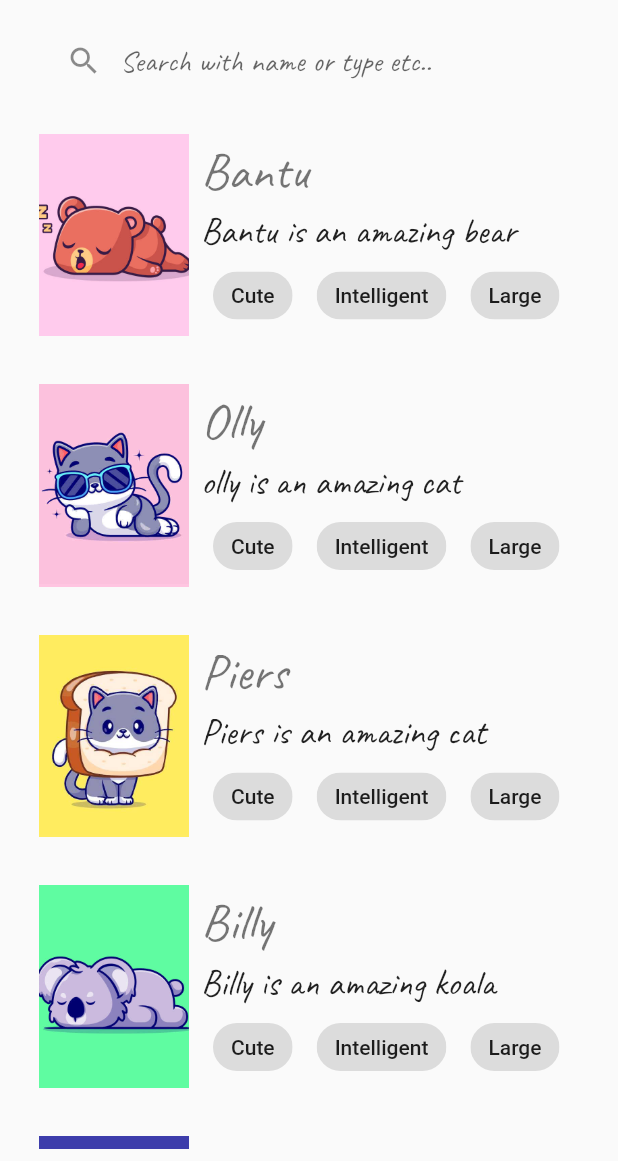
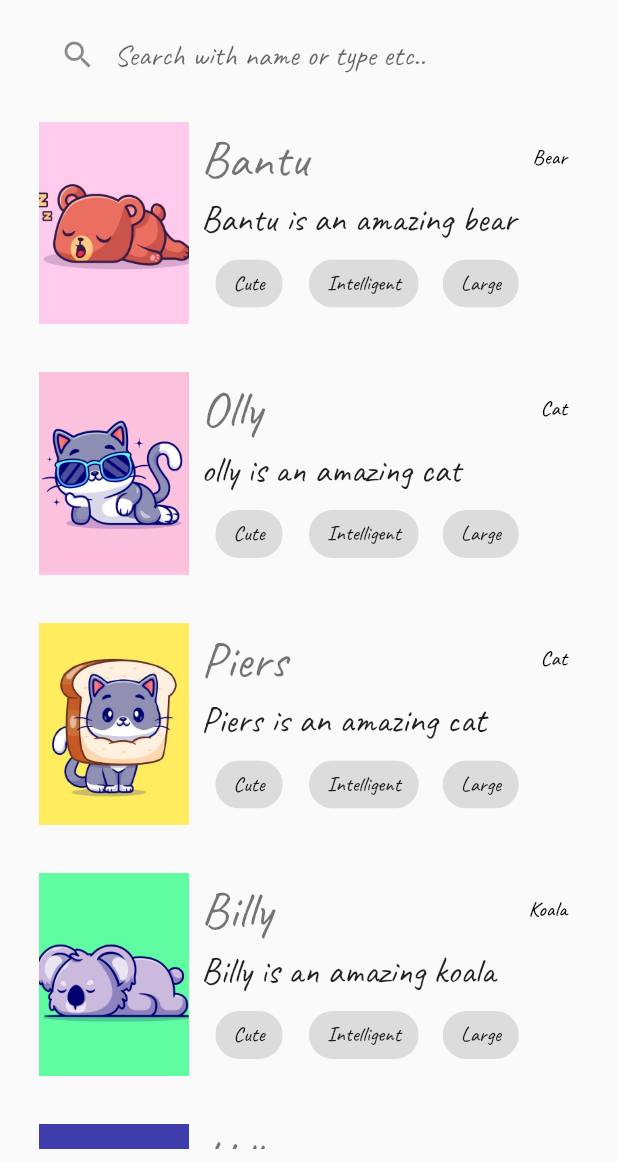
Before and after one commit to harshapulikollu/pet_adoption, a Flutter app: the screen it shows after launch, on a phone screen of 412 x 824 dp, the part 75-1236 px from its top. Run offline on Flutter 3.47's test engine with Material 2 defaults, Android fonts, the phone set to English and light mode, and no system bars; our stand-ins replace bloc, confetti, equatable, flutter_bloc, google_fonts, hive and 2 more; missing offline and left inert: neopop; accounts and stored records are empty.

Commit message:
Code clean

```diff
--- a/lib/main.dart
+++ b/lib/main.dart
@@ -1,21 +1,22 @@
-import 'dart:ui';
 
 import 'package:flutter/material.dart';
 import 'package:flutter/services.dart';
 import 'package:hive_flutter/hive_flutter.dart';
-import 'package:pet_adoption_hn/pages/details.dart';
-import 'package:pet_adoption_hn/pages/history.dart';
-import 'package:pet_adoption_hn/pages/home.dart';
-import 'package:pet_adoption_hn/pages/image_viewer.dart';
-import 'package:pet_adoption_hn/pages/settings.dart';
-import 'package:flutter_bloc/flutter_bloc.dart';
-import 'package:pet_adoption_hn/provider/get_pets_provider.dart';
-import 'package:pet_adoption_hn/repository/get_pets_repository.dart';
 
-import 'cubit/home_cubit.dart';
 import 'model/pet.dart';
+import 'my_app.dart';
 
 Future<void> main() async {
+  await _initHive();
+
+  SystemChrome.setSystemUIOverlayStyle(const SystemUiOverlayStyle(
+    systemNavigationBarColor: Colors.transparent,
+    statusBarColor: Colors.transparent,
+  ));
+  runApp(const MyApp());
+}
+
+Future<void> _initHive() async {
   await Hive.initFlutter();
   Hive
     ..registerAdapter(PetsAdapter())
@@ -27,44 +28,7 @@
     ..registerAdapter(AddressAdapter())
     ..registerAdapter(EnvironmentAdapter())
     ..registerAdapter(PhotoAdapter());
+
   await Hive.openBox('app_settings');
   await Hive.openBox('adopted_pets');
-        Hive.box('adopted_pets').clear();
-  SystemChrome.setSystemUIOverlayStyle(const SystemUiOverlayStyle(
-    systemNavigationBarColor: Colors.transparent,
-    statusBarColor: Colors.transparent,
-  ));
-  runApp(const MyApp());
 }
-
-class MyApp extends StatelessWidget {
-  const MyApp({super.key});
-
-  @override
-  Widget build(BuildContext context) {
-    debugPrint('max width: ${window.physicalSize.width}');
-    return ValueListenableBuilder(
-        valueListenable: Hive.box('app_settings').listenable(),
-        builder: (context, box, child) {
-          final isDarkMode = box.get('isDarkModeEnabled', defaultValue: false);
-          return BlocProvider(
-            create: (context) => HomeCubit(
-                getPetsProvider:
-                    GetPetsImp(getPetsRepository: GetPetsRepositoryImp())),
-            child: MaterialApp(
-              title: 'Pet Adoption App',
-              debugShowCheckedModeBanner: false,
-              theme: isDarkMode ? ThemeData.dark() : ThemeData(),
-              initialRoute: '/',
-              routes: {
-                '/': (context) => const HomePage(),
-                '/details': (context) => const DetailsPage(),
-                '/settings': (context) => const SettingsPage(),
-                '/adoptionHistory': (context) => const HistoryPage(),
-                '/imageViewer': (context) => const ImageViewer()
-              },
-            ),
-          );
-        });
-  }
-}
--- /dev/null
+++ b/lib/my_app.dart
@@ -0,0 +1,43 @@
+import 'package:flutter/material.dart';
+import 'package:flutter_bloc/flutter_bloc.dart';
+import 'package:hive_flutter/hive_flutter.dart';
+import 'package:pet_adoption_hn/pages/details.dart';
+import 'package:pet_adoption_hn/pages/history.dart';
+import 'package:pet_adoption_hn/pages/home.dart';
+import 'package:pet_adoption_hn/pages/image_viewer.dart';
+import 'package:pet_adoption_hn/pages/settings.dart';
+import 'package:pet_adoption_hn/provider/get_pets_provider.dart';
+import 'package:pet_adoption_hn/repository/get_pets_repository.dart';
+
+import 'cubit/home_cubit.dart';
+
+class MyApp extends StatelessWidget {
+  const MyApp({super.key});
+
+  @override
+  Widget build(BuildContext context) {
+    return ValueListenableBuilder(
+        valueListenable: Hive.box('app_settings').listenable(),
+        builder: (context, box, child) {
+          final isDarkMode = box.get('isDarkModeEnabled', defaultValue: false);
+          return BlocProvider(
+            create: (context) => HomeCubit(
+                getPetsProvider:
+                    GetPetsImp(getPetsRepository: GetPetsRepositoryImp())),
+            child: MaterialApp(
+              title: 'Pet Adoption App',
+              debugShowCheckedModeBanner: false,
+              theme: isDarkMode ? ThemeData.dark() : ThemeData.light(),
+              initialRoute: '/',
+              routes: {
+                '/': (context) => const HomePage(),
+                '/details': (context) => const DetailsPage(),
+                '/settings': (context) => const SettingsPage(),
+                '/adoptionHistory': (context) => const HistoryPage(),
+                '/imageViewer': (context) => const ImageViewer()
+              },
+            ),
+          );
+        });
+  }
+}
--- a/lib/utils/fake_pets_data.dart
+++ b/lib/utils/fake_pets_data.dart
@@ -1,8 +1,8 @@
 Map<String, dynamic> fakePetsData = {"pets": [
   {
     "id": 1,
-    "type": "bear",
-    "species": "bear",
+    "type": "Bear",
+    "species": "Bear",
     "breeds": {
       "primary": "Akita",
       "secondary": null,
@@ -1927,10 +1927,10 @@
     "description": "Lucy is an amazing koala",
     "photos": [
       {
-        "small": "assets/pets/Koala2.jpg",
-        "medium": "assets/pets/Koala2.jpg",
-        "large": "assets/pets/Koala2.jpg",
-        "full": "assets/pets/Koala2.jpg"
+        "small": "assets/pets/koala2.jpg",
+        "medium": "assets/pets/koala2.jpg",
+        "large": "assets/pets/koala2.jpg",
+        "full": "assets/pets/koala2.jpg"
       }
     ],
     "status": "adoptable",
@@ -3617,10 +3617,10 @@
     "description": "Phoebe is an amazing koala",
     "photos": [
       {
-        "small": "assets/pets/Koala2.jpg",
-        "medium": "assets/pets/Koala2.jpg",
-        "large": "assets/pets/Koala2.jpg",
-        "full": "assets/pets/Koala2.jpg"
+        "small": "assets/pets/koala2.jpg",
+        "medium": "assets/pets/koala2.jpg",
+        "large": "assets/pets/koala2.jpg",
+        "full": "assets/pets/koala2.jpg"
       }
     ],
     "status": "adoptable",
--- a/lib/widgets/custom_card.dart
+++ b/lib/widgets/custom_card.dart
@@ -16,7 +16,7 @@
       child: ValueListenableBuilder(
           valueListenable: Hive.box('app_settings').listenable(),
           builder: (context, box, child1) {
-            final isDarkMode = box.get('isDarkModeEnabled', defaultValue: true);
+            final isDarkMode = box.get('isDarkModeEnabled', defaultValue: false);
             return NeoPopCard(
               color:
                   isDarkMode ? kSecondaryButtonLightColor : kPrimaryButtonColor,
--- a/lib/widgets/home_list_view.dart
+++ b/lib/widgets/home_list_view.dart
@@ -17,7 +17,6 @@
         },
         child: ListView.builder(
           itemBuilder: (BuildContext context, int index) {
-            debugPrint('index $index, petsId: ${pets[index].id}');
             return CustomListItem(
               pet: pets[index],
             );
--- a/lib/widgets/list_item.dart
+++ b/lib/widgets/list_item.dart
@@ -53,9 +53,19 @@
                   mainAxisAlignment: MainAxisAlignment.start,
                   crossAxisAlignment: CrossAxisAlignment.start,
                   children: [
-                    CustomText(
-                      widget.pet.name,
-                      style: Theme.of(context).textTheme.headlineMedium,
+                    Row(
+                      children: [
+                        CustomText(
+                          widget.pet.name,
+                          style: Theme.of(context).textTheme.headlineMedium,
+                        ),
+                        const Spacer(),
+                        CustomText(
+                          widget.pet.type,
+                          style: Theme.of(context).textTheme.titleSmall,
+                        ),
+                        const SizedBox(width: 8.0,)
+                      ],
                     ),
                     const SizedBox(
                       height: 4.0,
--- a/lib/widgets/search_widget.dart
+++ b/lib/widgets/search_widget.dart
@@ -35,7 +35,7 @@
   Widget build(BuildContext context) {
     return CustomCard(
       child: Padding(
-        padding: const EdgeInsets.all(8.0),
+        padding: const EdgeInsets.all(4.0),
         child: TextField(
           decoration: InputDecoration(
             border: InputBorder.none,
--- a/lib/widgets/tag_chips.dart
+++ b/lib/widgets/tag_chips.dart
@@ -1,4 +1,6 @@
 import 'package:flutter/material.dart';
+
+import 'custom_text.dart';
 
 class TagChips extends StatelessWidget {
   const TagChips({Key? key, required this.tags}) : super(key: key);
@@ -11,7 +13,7 @@
           .map((e) => Padding(
               padding: const EdgeInsets.symmetric(horizontal: 8.0),
               child: Chip(
-                label: Text(e),
+                label: CustomText(e),
               )))
           .toList(),
     );
--- a/lib/widgets/theme_switcher_button.dart
+++ b/lib/widgets/theme_switcher_button.dart
@@ -14,7 +14,7 @@
     return ValueListenableBuilder(
         valueListenable: Hive.box('app_settings').listenable(),
         builder: (context, box, child) {
-          final isDarkMode = box.get('isDarkModeEnabled', defaultValue: true);
+          final isDarkMode = box.get('isDarkModeEnabled', defaultValue: false);
           return NeoPopButton(
             color: isDarkMode ?  kSecondaryButtonLightColor : kPrimaryButtonColor,
             bottomShadowColor: isDarkMode ? kShadowColorDarkGreen : kShadowColorGrey,
```
Also changed, not shown: 1 other file.
